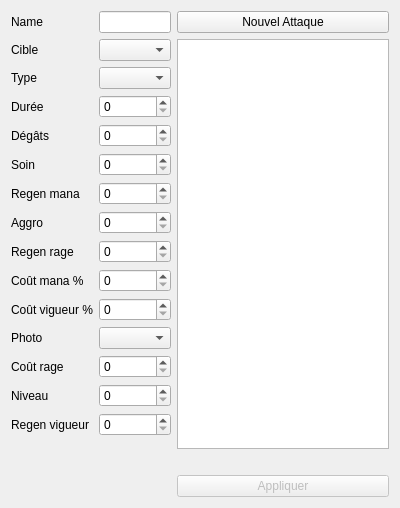
The window that app/view/forms/editattakview.ui (r0nd0ud0u/qt-rpg) describes before a commit, drawn with Qt 5.
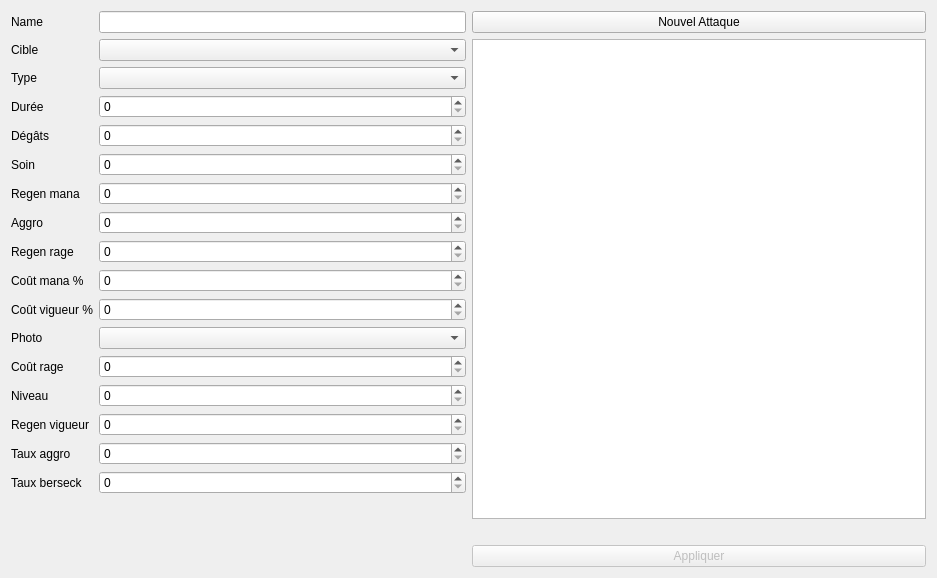
The same window after the commit. Icons and pictures are not drawn. Custom widgets are drawn as their Qt base class.

Commit message: add on edit atk ui : aggro rate and berseck rate

```diff
--- a/app/view/forms/editattakview.ui
+++ b/app/view/forms/editattakview.ui
@@ -6,8 +6,8 @@
    <rect>
     <x>0</x>
     <y>0</y>
-    <width>400</width>
-    <height>508</height>
+    <width>937</width>
+    <height>578</height>
    </rect>
   </property>
   <property name="windowTitle">
@@ -211,6 +211,26 @@
          </property>
         </widget>
        </item>
+       <item row="15" column="0">
+        <widget class="QLabel" name="aggro_rate_label">
+         <property name="text">
+          <string>Taux aggro</string>
+         </property>
+        </widget>
+       </item>
+       <item row="16" column="0">
+        <widget class="QLabel" name="berseck_rate_label">
+         <property name="text">
+          <string>Taux berseck</string>
+         </property>
+        </widget>
+       </item>
+       <item row="15" column="1">
+        <widget class="QSpinBox" name="aggro_rate_spinBox"/>
+       </item>
+       <item row="16" column="1">
+        <widget class="QSpinBox" name="berseck_rate_spinBox"/>
+       </item>
       </layout>
      </item>
      <item>
```
The commit also changes 7 other files.
